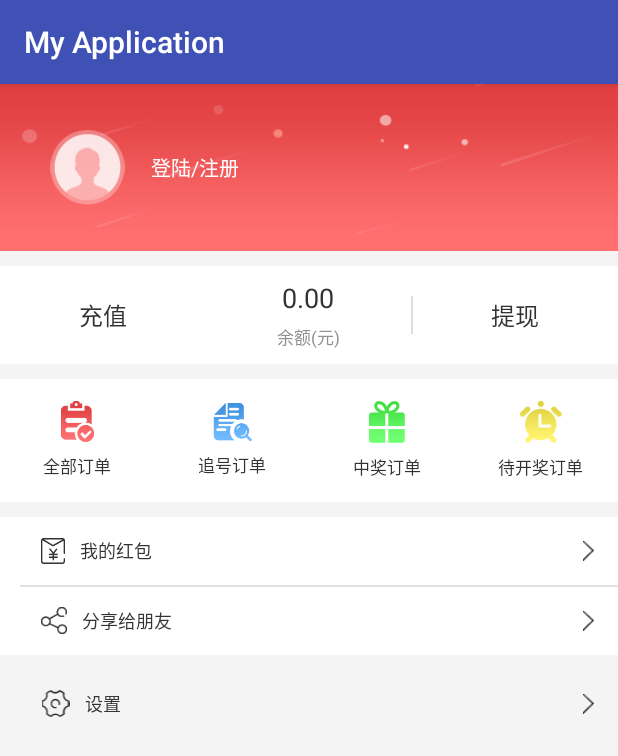
After one commit to Mexicande/FutureLottery, an Android app: the fragment MeFragment shown on its own in the app's theme, on a phone screen of 412 x 824 dp. The commit adds this screen. Shown: the top 756 px of the screen. Run offline under Robolectric (Android 15) with nearby library versions, the phone set to English and light mode, and no system bars.

Commit message:
MeFragment-xml

```diff
--- /dev/null
+++ b/app/src/main/java/cn/com/futurelottery/ui/fragment/LotteryFragment.java
@@ -0,0 +1,10 @@
+package cn.com.futurelottery.ui.fragment;
+
+import cn.com.futurelottery.base.BaseFragment;
+
+/**
+ * Created by tantan on 2018/4/9.
+ */
+
+public class LotteryFragment extends BaseFragment{
+}
--- /dev/null
+++ b/app/src/main/java/cn/com/futurelottery/ui/fragment/MainFragment.java
@@ -0,0 +1,10 @@
+package cn.com.futurelottery.ui.fragment;
+
+import cn.com.futurelottery.base.BaseFragment;
+
+/**
+ * Created by tantan on 2018/4/9.
+ */
+
+public class MainFragment extends BaseFragment{
+}
--- /dev/null
+++ b/app/src/main/java/cn/com/futurelottery/ui/fragment/MeFragment.java
@@ -0,0 +1,26 @@
+package cn.com.futurelottery.ui.fragment;
+
+import android.os.Bundle;
+import android.support.annotation.Nullable;
+import android.view.LayoutInflater;
+import android.view.View;
+import android.view.ViewGroup;
+
+import cn.com.futurelottery.R;
+import cn.com.futurelottery.base.BaseFragment;
+
+/**
+ * Created by tantan on 2018/4/9.
+ * 我的
+ */
+
+public class MeFragment extends BaseFragment{
+    private View view;
+
+    @Nullable
+    @Override
+    public View onCreateView(LayoutInflater inflater, @Nullable ViewGroup container, @Nullable Bundle savedInstanceState) {
+            view = View.inflate(getActivity(), R.layout.me_fragment, null);
+        return view;
+    }
+}
--- /dev/null
+++ b/app/src/main/res/layout/me_fragment.xml
@@ -0,0 +1,340 @@
+<?xml version="1.0" encoding="utf-8"?>
+<LinearLayout xmlns:android="http://schemas.android.com/apk/res/android"
+    android:layout_width="match_parent"
+    android:layout_height="match_parent"
+    android:orientation="vertical"
+    android:background="@color/bg_color_f4">
+
+    <RelativeLayout
+        android:layout_width="match_parent"
+        android:layout_height="111dp"
+        android:background="@mipmap/me_fragment_bg1">
+
+
+        <ImageView
+            android:id="@+id/me_fragment_iv"
+            android:layout_width="50dp"
+            android:layout_height="50dp"
+            android:layout_centerVertical="true"
+            android:layout_marginLeft="@dimen/length_33"
+            android:src="@mipmap/me_fragment_head1" />
+
+        <TextView
+            android:id="@+id/me_fragment_number_tv"
+            android:layout_width="wrap_content"
+            android:layout_height="wrap_content"
+            android:layout_centerVertical="true"
+            android:layout_marginLeft="@dimen/length_17"
+            android:layout_toRightOf="@+id/me_fragment_iv"
+            android:lines="1"
+            android:text="登陆/注册"
+            android:textColor="@color/text_color_fe"
+            android:textSize="@dimen/size_13" />
+    </RelativeLayout>
+
+    <LinearLayout
+        android:id="@+id/me_fragment_money_ll"
+        android:layout_width="match_parent"
+        android:layout_height="65dp"
+        android:background="@color/bg_color_ff"
+        android:gravity="center"
+        android:orientation="horizontal"
+        android:layout_marginTop="@dimen/length_10">
+
+        <LinearLayout
+            android:id="@+id/me_fragment_money_ll1"
+            android:layout_width="match_parent"
+            android:layout_height="match_parent"
+            android:layout_weight="1"
+            android:background="?android:attr/selectableItemBackgroundBorderless"
+            android:clickable="true"
+            android:focusable="true"
+            android:gravity="center">
+
+            <TextView
+                android:layout_width="wrap_content"
+                android:layout_height="wrap_content"
+                android:text="充值"
+                android:textColor="@color/text_color_32"
+                android:textSize="@dimen/size_16"
+                />
+        </LinearLayout>
+        <LinearLayout
+            android:id="@+id/me_fragment_money_ll2"
+            android:layout_width="match_parent"
+            android:layout_height="match_parent"
+            android:layout_weight="1"
+            android:background="?android:attr/selectableItemBackgroundBorderless"
+            android:clickable="true"
+            android:focusable="true"
+            android:gravity="center"
+            android:orientation="vertical">
+
+            <TextView
+                android:id="@+id/me_fragment_money_tv1"
+                android:layout_width="wrap_content"
+                android:layout_height="wrap_content"
+                android:text="0.00"
+                android:textColor="@color/text_color_32"
+                android:textSize="@dimen/size_18"
+                />
+            <TextView
+                android:layout_width="wrap_content"
+                android:layout_height="wrap_content"
+                android:text="余额(元)"
+                android:textColor="@color/text_color_90"
+                android:textSize="@dimen/size_11"
+                android:layout_marginTop="@dimen/length_5"
+                />
+        </LinearLayout>
+
+        <View
+            android:layout_width="@dimen/length_1"
+            android:layout_height="@dimen/length_25"
+            android:background="@color/bg_color_de"/>
+
+        <LinearLayout
+            android:id="@+id/me_fragment_money_ll3"
+            android:layout_width="match_parent"
+            android:layout_height="match_parent"
+            android:layout_weight="1"
+            android:background="?android:attr/selectableItemBackgroundBorderless"
+            android:clickable="true"
+            android:focusable="true"
+            android:gravity="center">
+
+            <TextView
+                android:layout_width="wrap_content"
+                android:layout_height="wrap_content"
+                android:text="提现"
+                android:textColor="@color/text_color_32"
+                android:textSize="@dimen/size_16"
+                />
+        </LinearLayout>
+
+    </LinearLayout>
+
+
+    <LinearLayout
+        android:id="@+id/me_fragment_order_ll"
+        android:layout_width="match_parent"
+        android:layout_height="82dp"
+        android:background="@color/bg_color_ff"
+        android:orientation="horizontal"
+        android:layout_marginTop="@dimen/length_10">
+
+        <LinearLayout
+            android:id="@+id/me_fragment_order_ll1"
+            android:layout_width="match_parent"
+            android:layout_height="match_parent"
+            android:layout_weight="1"
+            android:background="?android:attr/selectableItemBackgroundBorderless"
+            android:clickable="true"
+            android:focusable="true"
+            android:gravity="center"
+            android:orientation="vertical">
+
+            <ImageView
+                android:layout_width="@dimen/length_22"
+                android:layout_height="@dimen/length_27"
+                android:src="@mipmap/me_fragment_order1"/>
+            <TextView
+                android:layout_width="wrap_content"
+                android:layout_height="wrap_content"
+                android:text="全部订单"
+                android:textColor="@color/text_color_32"
+                android:textSize="@dimen/size_11"
+                android:layout_marginTop="@dimen/length_7"
+                />
+        </LinearLayout>
+        <LinearLayout
+            android:id="@+id/me_fragment_order_ll2"
+            android:layout_width="match_parent"
+            android:layout_height="match_parent"
+            android:layout_weight="1"
+            android:background="?android:attr/selectableItemBackgroundBorderless"
+            android:clickable="true"
+            android:focusable="true"
+            android:gravity="center"
+            android:orientation="vertical">
+
+            <ImageView
+                android:layout_width="@dimen/length_26"
+                android:layout_height="@dimen/length_25"
+                android:src="@mipmap/me_fragment_order2"/>
+            <TextView
+                android:layout_width="wrap_content"
+                android:layout_height="wrap_content"
+                android:text="追号订单"
+                android:textColor="@color/text_color_32"
+                android:textSize="@dimen/size_11"
+                android:layout_marginTop="@dimen/length_7"
+                />
+        </LinearLayout>
+        <LinearLayout
+            android:id="@+id/me_fragment_order_ll3"
+            android:layout_width="match_parent"
+            android:layout_height="match_parent"
+            android:layout_weight="1"
+            android:background="?android:attr/selectableItemBackgroundBorderless"
+            android:clickable="true"
+            android:focusable="true"
+            android:gravity="center"
+            android:orientation="vertical">
+
+            <ImageView
+                android:layout_width="@dimen/length_24"
+                android:layout_height="@dimen/length_28"
+                android:src="@mipmap/me_fragment_order3"/>
+            <TextView
+                android:layout_width="wrap_content"
+                android:layout_height="wrap_content"
+                android:text="中奖订单"
+                android:textColor="@color/text_color_32"
+                android:textSize="@dimen/size_11"
+                android:layout_marginTop="@dimen/length_7"
+                />
+        </LinearLayout>
+        <LinearLayout
+            android:id="@+id/me_fragment_order_ll4"
+            android:layout_width="match_parent"
+            android:layout_height="match_parent"
+            android:layout_weight="1"
+            android:background="?android:attr/selectableItemBackgroundBorderless"
+            android:clickable="true"
+            android:focusable="true"
+            android:gravity="center"
+            android:orientation="vertical">
+
+            <ImageView
+                android:layout_width="@dimen/length_28"
+                android:layout_height="@dimen/length_28"
+                android:src="@mipmap/me_fragment_order4"/>
+            <TextView
+                android:layout_width="wrap_content"
+                android:layout_height="wrap_content"
+                android:text="待开奖订单"
+                android:textColor="@color/text_color_32"
+                android:textSize="@dimen/size_11"
+                android:layout_marginTop="@dimen/length_7"
+                />
+        </LinearLayout>
+
+    </LinearLayout>
+
+    <LinearLayout
+        android:layout_width="match_parent"
+        android:layout_height="wrap_content"
+        android:orientation="vertical"
+        android:background="@color/bg_color_ff"
+        android:layout_marginTop="@dimen/length_10">
+        <RelativeLayout
+            android:id="@+id/me_fragment_rl1"
+            android:layout_width="match_parent"
+            android:layout_height="45dp"
+            android:background="?android:attr/selectableItemBackground"
+            android:clickable="true">
+
+            <ImageView
+                android:id="@+id/me_fragment_record_iv"
+                android:layout_width="@dimen/length_16"
+                android:layout_height="@dimen/length_17"
+                android:layout_centerVertical="true"
+                android:layout_marginLeft="@dimen/length_27"
+                android:src="@mipmap/me_fragment_packet" />
+
+            <TextView
+                android:layout_width="wrap_content"
+                android:layout_height="wrap_content"
+                android:layout_centerVertical="true"
+                android:layout_marginLeft="@dimen/length_10"
+                android:layout_toRightOf="@+id/me_fragment_record_iv"
+                android:text="我的红包"
+                android:textColor="@color/text_color_32"
+                android:textSize="@dimen/size_12" />
+
+            <ImageView
+                android:layout_width="8.5dp"
+                android:layout_height="@dimen/length_13"
+                android:layout_alignParentRight="true"
+                android:layout_centerVertical="true"
+                android:layout_marginRight="@dimen/length_15"
+                android:src="@mipmap/enter" />
+        </RelativeLayout>
+
+        <View
+            android:layout_width="match_parent"
+            android:layout_height="@dimen/length_1"
+            android:background="@color/bg_color_e1"
+            android:layout_marginLeft="@dimen/length_13"/>
+        <RelativeLayout
+            android:id="@+id/me_fragment_rl2"
+            android:layout_width="match_parent"
+            android:layout_height="45dp"
+            android:background="?android:attr/selectableItemBackground"
+            android:clickable="true">
+
+            <ImageView
+                android:id="@+id/me_fragment_share_iv"
+                android:layout_width="@dimen/length_17"
+                android:layout_height="@dimen/length_18"
+                android:layout_centerVertical="true"
+                android:layout_marginLeft="@dimen/length_27"
+                android:src="@mipmap/me_fragment_share" />
+
+            <TextView
+                android:layout_width="wrap_content"
+                android:layout_height="wrap_content"
+                android:layout_centerVertical="true"
+                android:layout_marginLeft="@dimen/length_10"
+                android:layout_toRightOf="@+id/me_fragment_share_iv"
+                android:text="分享给朋友"
+                android:textColor="@color/text_color_32"
+                android:textSize="@dimen/size_12" />
+
+            <ImageView
+                android:layout_width="8.5dp"
+                android:layout_height="@dimen/length_13"
+                android:layout_alignParentRight="true"
+                android:layout_centerVertical="true"
+                android:layout_marginRight="@dimen/length_15"
+                android:src="@mipmap/enter" />
+        </RelativeLayout>
+    </LinearLayout>
+
+    <RelativeLayout
+        android:id="@+id/me_fragment_rl3"
+        android:layout_width="match_parent"
+        android:layout_height="45dp"
+        android:background="?android:attr/selectableItemBackground"
+        android:clickable="true"
+        android:layout_marginTop="@dimen/length_10">
+
+        <ImageView
+            android:id="@+id/me_fragment_set_iv"
+            android:layout_width="@dimen/length_19"
+            android:layout_height="@dimen/length_18"
+            android:layout_centerVertical="true"
+            android:layout_marginLeft="@dimen/length_27"
+            android:src="@mipmap/me_fragment_set" />
+
+        <TextView
+            android:layout_width="wrap_content"
+            android:layout_height="wrap_content"
+            android:layout_centerVertical="true"
+            android:layout_marginLeft="@dimen/length_10"
+            android:layout_toRightOf="@+id/me_fragment_set_iv"
+            android:text="设置"
+            android:textColor="@color/text_color_32"
+            android:textSize="@dimen/size_12" />
+
+        <ImageView
+            android:layout_width="8.5dp"
+            android:layout_height="@dimen/length_13"
+            android:layout_alignParentRight="true"
+            android:layout_centerVertical="true"
+            android:layout_marginRight="@dimen/length_15"
+            android:src="@mipmap/enter" />
+    </RelativeLayout>
+
+</LinearLayout>
--- a/app/src/main/res/values/colors.xml
+++ b/app/src/main/res/values/colors.xml
@@ -3,4 +3,20 @@
     <color name="colorPrimary">#3F51B5</color>
     <color name="colorPrimaryDark">#303F9F</color>
     <color name="colorAccent">#FF4081</color>
+
+
+
+
+    <color name="bg_color_ff">#ffffff</color>
+    <color name="bg_color_f4">#f4f4f4</color>
+    <color name="bg_color_de">#dedede</color>
+    <color name="bg_color_e1">#e1e1e1</color>
+
+
+
+    <color name="text_color_32">#323232</color>
+    <color name="text_color_fe">#fefefe</color>
+    <color name="text_color_90">#909090</color>
+
+
 </resources>
--- /dev/null
+++ b/app/src/main/res/values/dimens.xml
@@ -0,0 +1,55 @@
+<resources>
+    <!-- Default screen margins, per the Android Design guidelines. -->
+    <dimen name="activity_horizontal_margin">16dp</dimen>
+    <dimen name="activity_vertical_margin">16dp</dimen>
+
+
+
+    <dimen name="size_8">8sp</dimen>
+    <dimen name="size_10">10sp</dimen>
+    <dimen name="size_11">11sp</dimen>
+    <dimen name="size_12">12sp</dimen>
+    <dimen name="size_13">13sp</dimen>
+    <dimen name="size_14">14sp</dimen>
+    <dimen name="size_15">15sp</dimen>
+    <dimen name="size_16">16sp</dimen>
+    <dimen name="size_17">17sp</dimen>
+    <dimen name="size_18">18sp</dimen>
+    <dimen name="size_19">19sp</dimen>
+    <dimen name="size_20">17sp</dimen>
+
+
+
+    <dimen name="length_1">1dp</dimen>
+    <dimen name="length_2">2dp</dimen>
+    <dimen name="length_3">3dp</dimen>
+    <dimen name="length_4">4dp</dimen>
+    <dimen name="length_5">5dp</dimen>
+    <dimen name="length_6">6dp</dimen>
+    <dimen name="length_7">7dp</dimen>
+    <dimen name="length_8">8dp</dimen>
+    <dimen name="length_10">10dp</dimen>
+    <dimen name="length_11">11dp</dimen>
+    <dimen name="length_12">12dp</dimen>
+    <dimen name="length_13">13dp</dimen>
+    <dimen name="length_15">15dp</dimen>
+    <dimen name="length_16">16dp</dimen>
+    <dimen name="length_17">17dp</dimen>
+    <dimen name="length_18">18dp</dimen>
+    <dimen name="length_19">19dp</dimen>
+    <dimen name="length_20">20dp</dimen>
+    <dimen name="length_21">21dp</dimen>
+    <dimen name="length_22">22dp</dimen>
+    <dimen name="length_24">24dp</dimen>
+    <dimen name="length_25">25dp</dimen>
+    <dimen name="length_26">26dp</dimen>
+    <dimen name="length_27">27dp</dimen>
+    <dimen name="length_28">28dp</dimen>
+    <dimen name="length_30">30dp</dimen>
+    <dimen name="length_33">33dp</dimen>
+    <dimen name="length_40">40dp</dimen>
+    <dimen name="length_44">44dp</dimen>
+    <dimen name="length_48">48dp</dimen>
+
+
+</resources>
```
Also changed, not shown: app/src/main/res/mipmap-xxhdpi/enter.png (added), app/src/main/res/mipmap-xxhdpi/me_fragment_bg1.png (added), app/src/main/res/mipmap-xxhdpi/me_fragment_head1.png (added), app/src/main/res/mipmap-xxhdpi/me_fragment_head2.png (added), app/src/main/res/mipmap-xxhdpi/me_fragment_order1.png (added), app/src/main/res/mipmap-xxhdpi/me_fragment_order2.png (added), app/src/main/res/mipmap-xxhdpi/me_fragment_order3.png (added), app/src/main/res/mipmap-xxhdpi/me_fragment_order4.png (added), app/src/main/res/mipmap-xxhdpi/me_fragment_packet.png (added), app/src/main/res/mipmap-xxhdpi/me_fragment_set.png (added), app/src/main/res/mipmap-xxhdpi/me_fragment_share.png (added).
